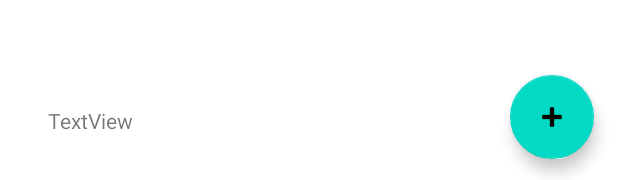
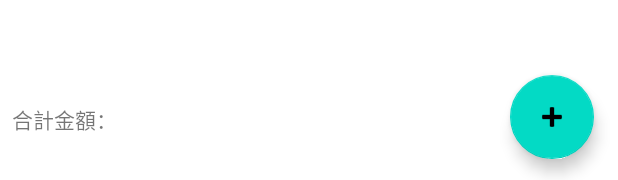
Before and after one commit to KoheiTetsuka/DivisionPayApp, an Android app: the layout activity_add_member.xml on its own in the app's theme, with its tools: preview values and no code run, on a phone screen of 412 x 824 dp. Shown: the part 1053-1233 px from the top of the screen. Run offline under Robolectric (Android 15) with nearby library versions, the phone set to English and light mode, and no system bars.

```diff
--- a/app/build.gradle
+++ b/app/build.gradle
@@ -1,6 +1,7 @@
 plugins {
     id 'com.android.application'
     id 'org.jetbrains.kotlin.android'
+    id 'kotlin-kapt'
 }
 
 android {
@@ -29,6 +30,9 @@ android {
     kotlinOptions {
         jvmTarget = '1.8'
     }
+    dataBinding {
+        enabled = true
+    }
 }
 
 dependencies {
--- a/app/src/main/AndroidManifest.xml
+++ b/app/src/main/AndroidManifest.xml
@@ -9,6 +9,9 @@
         android:roundIcon="@mipmap/ic_launcher_round"
         android:supportsRtl="true"
         android:theme="@style/Theme.DivisionPayApp">
+        <activity
+            android:name=".ShoppingDetails"
+            android:exported="false" />
         <activity
             android:name=".AddMember"
             android:exported="false" />
--- a/app/src/main/res/layout/activity_add_member.xml
+++ b/app/src/main/res/layout/activity_add_member.xml
@@ -26,13 +26,22 @@
         app:srcCompat="@android:drawable/ic_input_add" />
 
     <TextView
-        android:id="@+id/textView2"
+        android:id="@+id/addMemberTotalAmount"
         android:layout_width="wrap_content"
         android:layout_height="wrap_content"
-        android:layout_marginStart="32dp"
+        android:layout_marginStart="8dp"
         android:layout_marginBottom="32dp"
-        android:text="TextView"
+        android:text="@string/totalAmount"
         app:layout_constraintBottom_toBottomOf="parent"
         app:layout_constraintStart_toStartOf="parent" />
 
+    <TextView
+        android:id="@+id/addMemberSum"
+        android:layout_width="wrap_content"
+        android:layout_height="wrap_content"
+        android:layout_marginBottom="32dp"
+        android:text=""
+        app:layout_constraintBottom_toBottomOf="parent"
+        app:layout_constraintStart_toEndOf="@+id/addMemberTotalAmount" />
+
 </androidx.constraintlayout.widget.ConstraintLayout>
--- a/app/src/main/res/values/strings.xml
+++ b/app/src/main/res/values/strings.xml
@@ -1,3 +1,4 @@
 <resources>
     <string name="app_name">DivisionPayApp</string>
+    <string name="totalAmount">合計金額：</string>
 </resources>
```
Also changed, not shown: app/src/main/java/com/android/exemple/divisionpayapp/AddMember.kt (+48 -2 lines).
